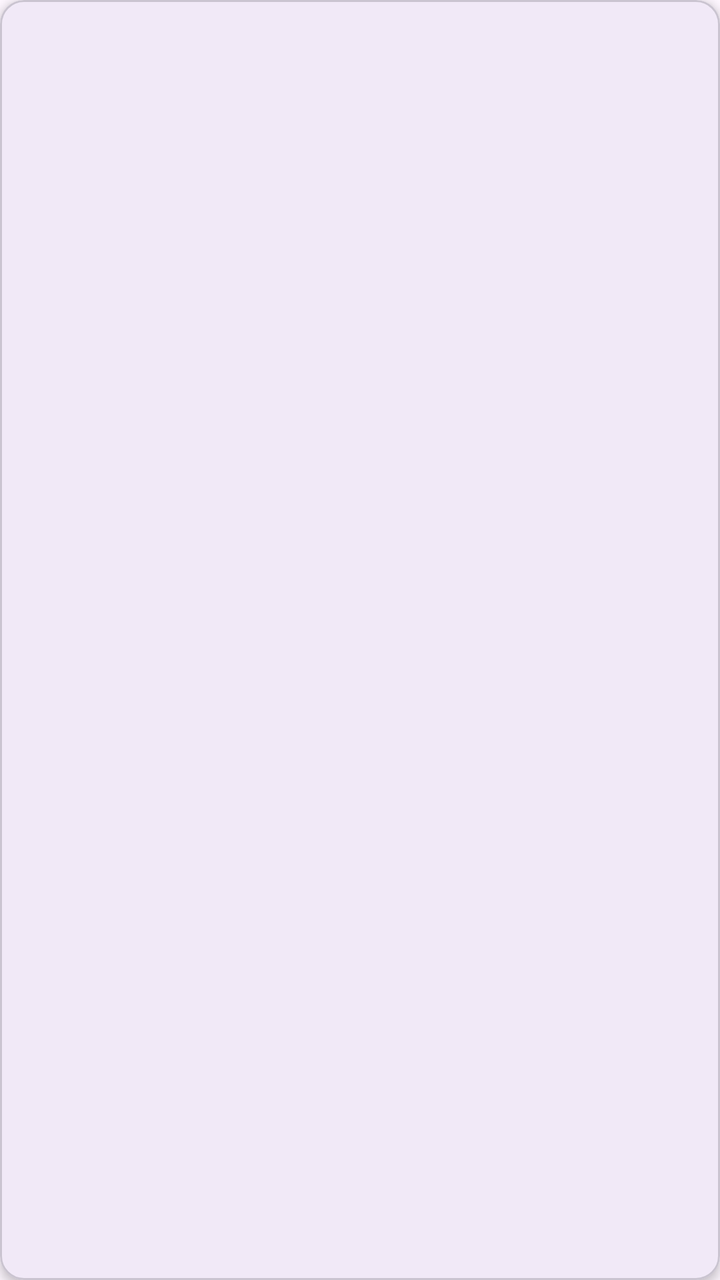
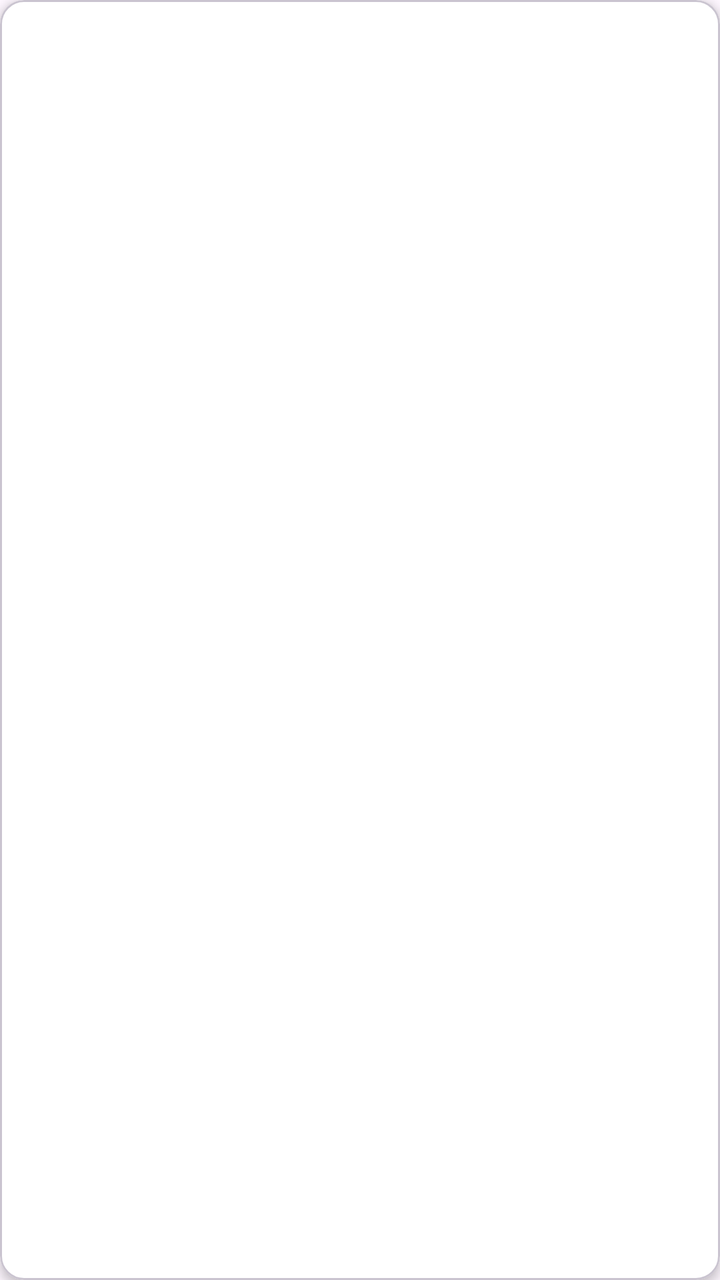

Screens rendered from an Android XML layout before and after an edit, with the pre-edit source and the edit as a unified diff.
<!-- AndroidManifest.xml: application theme Theme.SmartPantryManager -->
<!-- res/layout/item_suggested_recipe.xml -->
<?xml version="1.0" encoding="utf-8"?>
<com.google.android.material.card.MaterialCardView
    xmlns:android="http://schemas.android.com/apk/res/android"
    xmlns:app="http://schemas.android.com/apk/res-auto"
    android:layout_width="180dp"
    android:layout_height="match_parent"
    android:layout_marginEnd="8dp"
    app:cardCornerRadius="12dp"
    app:cardElevation="3dp">

    <LinearLayout
        android:layout_width="match_parent"
        android:layout_height="match_parent"
        android:orientation="vertical"
        android:padding="12dp">

        <TextView
            android:id="@+id/tvRecipeName"
            android:layout_width="match_parent"
            android:layout_height="wrap_content"
            android:ellipsize="end"
            android:maxLines="1"
            android:textColor="#1A237E"
            android:textSize="15sp"
            android:textStyle="bold" />

        <TextView
            android:id="@+id/tvRecipeIngredients"
            android:layout_width="match_parent"
            android:layout_height="wrap_content"
            android:layout_marginTop="4dp"
            android:ellipsize="end"
            android:maxLines="2"
            android:textSize="12sp" />
    </LinearLayout>
</com.google.android.material.card.MaterialCardView>
<!-- resources referenced by this layout -->
<resources>
  <style name="Theme.SmartPantryManager" parent="Base.Theme.SmartPantryManager" />
  <style name="Base.Theme.SmartPantryManager" parent="Theme.Material3.DayNight.NoActionBar">
          
          
      </style>
</resources>

<!-- the commit's change to res/layout/item_suggested_recipe.xml (unified diff, before → after) -->
@@ -6,6 +6,7 @@
     android:layout_height="match_parent"
     android:layout_marginEnd="8dp"
     app:cardCornerRadius="12dp"
+    app:cardBackgroundColor="#FFFFFF"
     app:cardElevation="3dp">
 
     <LinearLayout
